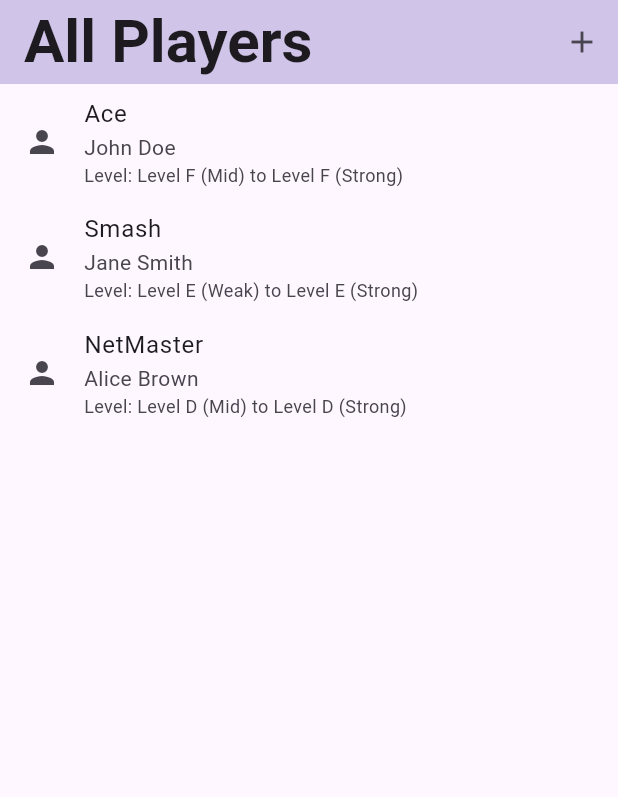
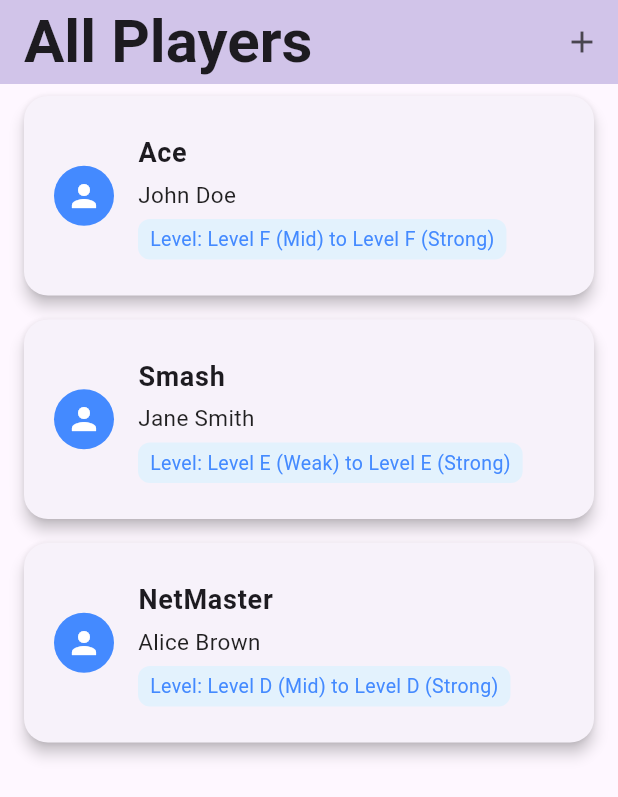
Before and after one commit to Aycees/badminton_system, a Flutter app: the screen it shows after launch, on a phone screen of 412 x 824 dp. Shown: the top 797 px of the screen. Run offline on Flutter 3.47's test engine with Material 3 defaults, Android fonts, the phone set to English and light mode, and no system bars.

Commit message:
Refactor PlayersList to enhance UI with Card and improved styling for player details

```diff
--- a/lib/widgets/players_list.dart
+++ b/lib/widgets/players_list.dart
@@ -11,18 +11,56 @@ class PlayersList extends StatelessWidget {
       itemCount: players.length,
       itemBuilder: (context, index) {
         final player = players[index];
-        return ListTile(
-          leading: const Icon(Icons.person),
-          title: Text(player.nickname),
+        return Card(
+          elevation: 4,
+          margin: const EdgeInsets.symmetric(horizontal: 16, vertical: 8),
+          shape: RoundedRectangleBorder(
+            borderRadius: BorderRadius.circular(16),
+          ),
+          child: ListTile(
+            contentPadding: const EdgeInsets.symmetric(
+              horizontal: 20,
+              vertical: 16,
+            ),
+            leading: const CircleAvatar(
+              backgroundColor: Colors.blueAccent,
+              child: Icon(Icons.person, color: Colors.white),
+            ),
+            title: Text(
+              player.nickname,
+              style: const TextStyle(
+                fontWeight: FontWeight.bold,
+                fontSize: 18,
+              ),
+            ),
             subtitle: Column(
               crossAxisAlignment: CrossAxisAlignment.start,
               children: [
-              Text(player.fullName),
+                const SizedBox(height: 4),
                 Text(
+                  player.fullName,
+                  style: const TextStyle(fontSize: 15, color: Colors.black87),
+                ),
+                const SizedBox(height: 6),
+                Container(
+                  padding: const EdgeInsets.symmetric(
+                    horizontal: 8,
+                    vertical: 4,
+                  ),
+                  decoration: BoxDecoration(
+                    color: Colors.blue.shade50,
+                    borderRadius: BorderRadius.circular(8),
+                  ),
+                  child: Text(
                     'Level: ${player.levelStart} to ${player.levelEnd}',
-                style: const TextStyle(fontSize: 12),
+                    style: const TextStyle(
+                      fontSize: 13,
+                      color: Colors.blueAccent,
+                    ),
+                  ),
                 ),
               ],
+            ),
           ),
         );
       },
```
Lines whose indentation alone changed are shown as unchanged.
